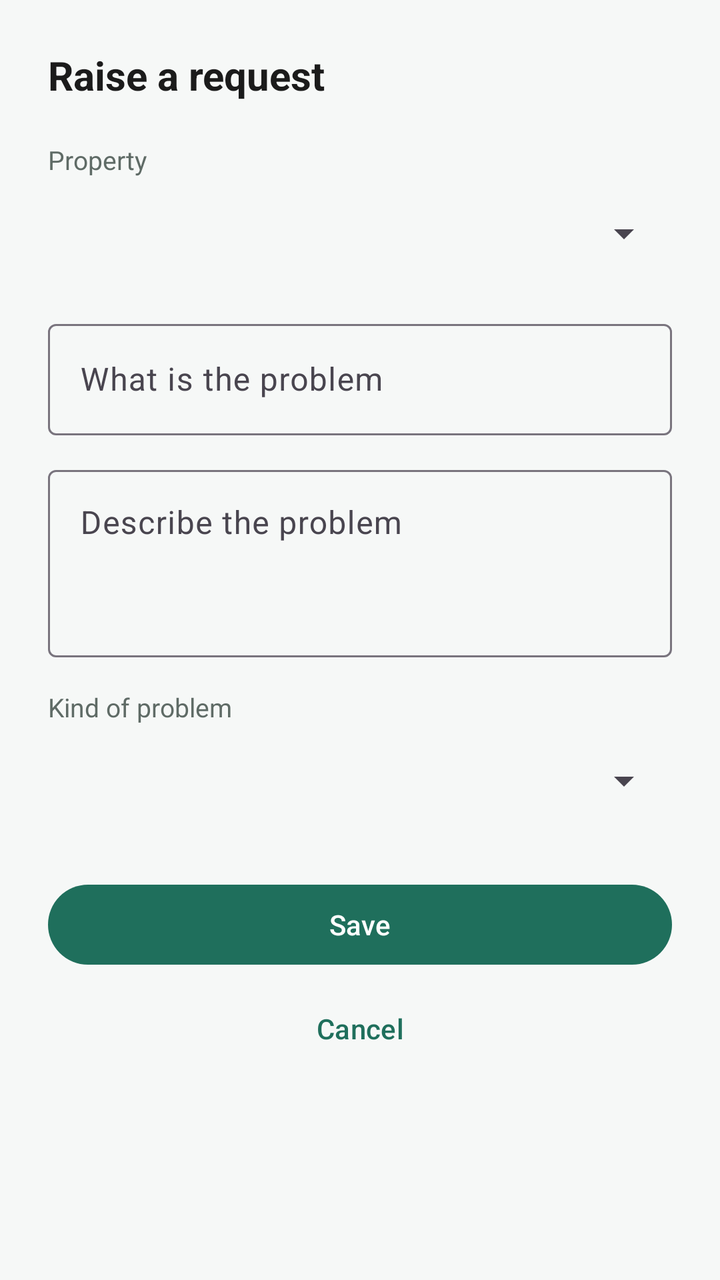
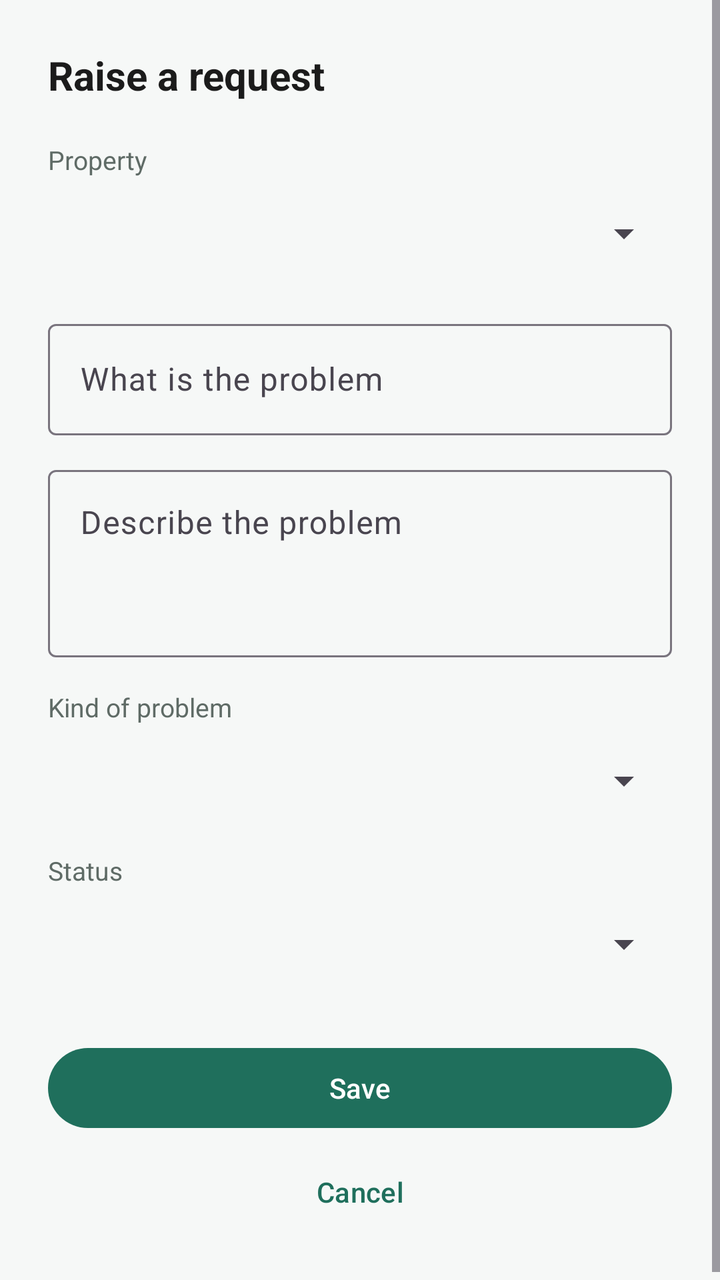

An Android layout rendered at two revisions. The XML below is the earlier revision; the diff shows what the commit changed to produce the second picture.
<!-- AndroidManifest.xml: application theme Theme.PropertyManagement -->
<!-- res/layout/fragment_maintenance_form.xml -->
<?xml version="1.0" encoding="utf-8"?>
<ScrollView xmlns:android="http://schemas.android.com/apk/res/android"
    xmlns:app="http://schemas.android.com/apk/res-auto"
    android:layout_width="match_parent"
    android:layout_height="match_parent"
    android:background="@color/background">

    <LinearLayout
        android:layout_width="match_parent"
        android:layout_height="wrap_content"
        android:orientation="vertical"
        android:padding="24dp">

        <TextView
            android:id="@+id/formTitle"
            android:layout_width="wrap_content"
            android:layout_height="wrap_content"
            android:layout_marginBottom="20dp"
            android:text="@string/raise_request"
            android:textColor="@color/text_primary"
            android:textSize="20sp"
            android:textStyle="bold" />
        <TextView
            android:layout_width="wrap_content"
            android:layout_height="wrap_content"
            android:text="@string/request_property_hint"
            android:textColor="@color/text_secondary"
            android:textSize="13sp" />

        <Spinner
            android:id="@+id/propertySpinner"
            android:layout_width="match_parent"
            android:layout_height="48dp"
            android:layout_marginTop="4dp" />

        <com.google.android.material.textfield.TextInputLayout
            android:id="@+id/titleLayout"
            style="@style/Widget.Material3.TextInputLayout.OutlinedBox"
            android:layout_width="match_parent"
            android:layout_height="wrap_content"
            android:layout_marginTop="16dp"
            android:hint="@string/request_title_hint">

            <com.google.android.material.textfield.TextInputEditText
                android:id="@+id/titleInput"
                android:layout_width="match_parent"
                android:layout_height="wrap_content"
                android:inputType="textCapSentences" />
        </com.google.android.material.textfield.TextInputLayout>

        <com.google.android.material.textfield.TextInputLayout
            android:id="@+id/descriptionLayout"
            style="@style/Widget.Material3.TextInputLayout.OutlinedBox"
            android:layout_width="match_parent"
            android:layout_height="wrap_content"
            android:layout_marginTop="12dp"
            android:hint="@string/request_description_hint">

            <com.google.android.material.textfield.TextInputEditText
                android:id="@+id/descriptionInput"
                android:layout_width="match_parent"
                android:layout_height="wrap_content"
                android:gravity="top"
                android:inputType="textMultiLine|textCapSentences"
                android:minLines="3" />
        </com.google.android.material.textfield.TextInputLayout>

        <TextView
            android:layout_width="wrap_content"
            android:layout_height="wrap_content"
            android:layout_marginTop="16dp"
            android:text="@string/request_category_hint"
            android:textColor="@color/text_secondary"
            android:textSize="13sp" />

        <Spinner
            android:id="@+id/categorySpinner"
            android:layout_width="match_parent"
            android:layout_height="48dp"
            android:layout_marginTop="4dp" />


        <com.google.android.material.button.MaterialButton
            android:id="@+id/saveButton"
            android:layout_width="match_parent"
            android:layout_height="wrap_content"
            android:layout_marginTop="24dp"
            android:text="@string/save" />

        <com.google.android.material.button.MaterialButton
            android:id="@+id/cancelButton"
            style="@style/Widget.Material3.Button.TextButton"
            android:layout_width="match_parent"
            android:layout_height="wrap_content"
            android:layout_marginTop="4dp"
            android:text="@string/cancel" />
    </LinearLayout>
</ScrollView>
<!-- resources referenced by this layout -->
<resources>
  <color name="background">#F6F8F7</color>
  <color name="text_primary">#1B1B1B</color>
  <color name="text_secondary">#5F6B66</color>
  <string name="cancel">Cancel</string>
  <string name="raise_request">Raise a request</string>
  <string name="request_category_hint">Kind of problem</string>
  <string name="request_description_hint">Describe the problem</string>
  <string name="request_property_hint">Property</string>
  <string name="request_title_hint">What is the problem</string>
  <string name="save">Save</string>
  <style name="Theme.PropertyManagement" parent="Theme.Material3.DayNight.NoActionBar">
          <item name="colorPrimary">@color/primary</item>
          <item name="colorOnPrimary">@color/white</item>
          <item name="colorSecondary">@color/secondary</item>
          <item name="colorOnSecondary">@color/white</item>
          <item name="android:colorBackground">@color/background</item>
          <item name="colorSurface">@color/surface</item>
          <item name="android:statusBarColor" tools:targetApi="l">@color/primary_dark</item>
      </style>
  <color name="primary">#1F6F5C</color>
  <color name="white">#FFFFFF</color>
  <color name="secondary">#E07A3F</color>
  <color name="surface">#FFFFFF</color>
  <color name="primary_dark">#14503F</color>
</resources>

<!-- the commit's change to res/layout/fragment_maintenance_form.xml (unified diff, before → after) -->
@@ -79,6 +79,19 @@
             android:layout_height="48dp"
             android:layout_marginTop="4dp" />
 
+        <TextView
+            android:layout_width="wrap_content"
+            android:layout_height="wrap_content"
+            android:layout_marginTop="12dp"
+            android:text="@string/request_status_hint"
+            android:textColor="@color/text_secondary"
+            android:textSize="13sp" />
+
+        <Spinner
+            android:id="@+id/statusSpinner"
+            android:layout_width="match_parent"
+            android:layout_height="48dp"
+            android:layout_marginTop="4dp" />
 
         <com.google.android.material.button.MaterialButton
             android:id="@+id/saveButton"
<!-- resource entries referenced after the edit -->
@@ -8,6 +8,7 @@
   <string name="request_category_hint">Kind of problem</string>
   <string name="request_description_hint">Describe the problem</string>
   <string name="request_property_hint">Property</string>
+  <string name="request_status_hint">Status</string>
   <string name="request_title_hint">What is the problem</string>
   <string name="save">Save</string>
   <style name="Theme.PropertyManagement" parent="Theme.Material3.DayNight.NoActionBar">
